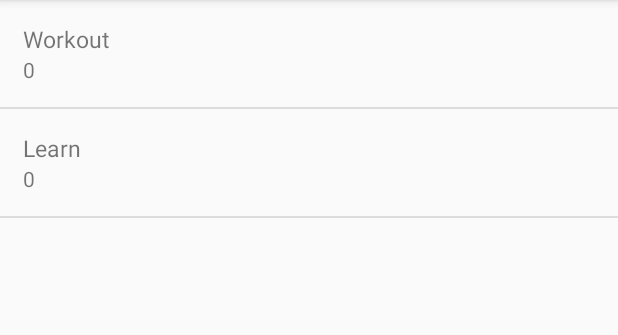
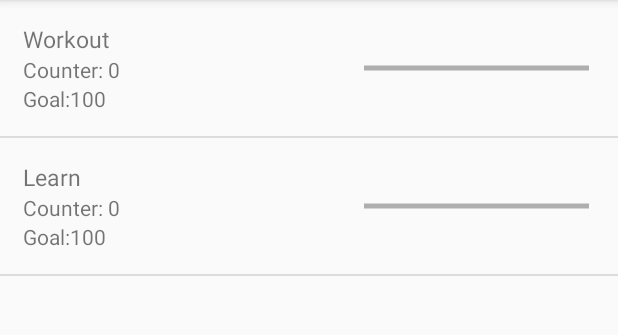
Before and after one commit to sebastianpawlaczyk/HabitsApp, an Android app: the screen it shows after launch (SecondActivity), in the side drawer, after a tap on "Statistics", on a phone screen of 412 x 824 dp, the part 84-419 px from its top. Run offline under Robolectric (Android 15) with nearby library versions, the phone set to English and light mode, and no system bars.

Commit message:
working version with statistics and removing habits

```diff
--- a/app/src/main/java/com/example/seba/habitsapp/DBHelper.kt
+++ b/app/src/main/java/com/example/seba/habitsapp/DBHelper.kt
@@ -17,10 +17,11 @@ class DBHelper (context: Context):SQLiteOpenHelper(context, DATABASE_NAME, null,
     private val COL_DESC = "Desc"
     private val COL_PHOTO = "Photo"
     private val COL_COUNTER = "Counter"
+    private val COL_GOAL = "Goal"
 
     override fun onCreate(db: SQLiteDatabase?) {
         val CREATE_TABLE_QUERY = ("CREATE TABLE $TABLE_NAME ($COL_TITLE TEXT, $COL_DESC TEXT, " +
-                "$COL_PHOTO INTEGER, $COL_COUNTER INTEGER)")
+                "$COL_PHOTO INTEGER, $COL_COUNTER INTEGER, $COL_GOAL INTEGER)")
         db!!.execSQL(CREATE_TABLE_QUERY)
     }
 
@@ -44,6 +45,7 @@ class DBHelper (context: Context):SQLiteOpenHelper(context, DATABASE_NAME, null,
                 habit.desc = cursor.getString(cursor.getColumnIndex(COL_DESC))
                 habit.photo = cursor.getInt(cursor.getColumnIndex(COL_PHOTO))
                 habit.counter = cursor.getInt(cursor.getColumnIndex(COL_COUNTER))
+                habit.goal = cursor.getInt(cursor.getColumnIndex(COL_GOAL))
 
                 habitList.add(habit)
             }while (cursor.moveToNext())
@@ -53,12 +55,18 @@ class DBHelper (context: Context):SQLiteOpenHelper(context, DATABASE_NAME, null,
     }
 
     fun addHabit(habit:Model) {
+        for(habit_db in allHabits){
+            if(habit_db.title == habit.title) {
+                return
+            }
+        }
         val db = this.writableDatabase
         val values = ContentValues()
         values.put(COL_TITLE, habit.title)
         values.put(COL_DESC, habit.desc)
         values.put(COL_PHOTO, habit.photo)
         values.put(COL_COUNTER, habit.counter)
+        values.put(COL_GOAL, habit.goal)
 
         db.insert(TABLE_NAME, null, values)
         db.close()
@@ -72,6 +80,7 @@ class DBHelper (context: Context):SQLiteOpenHelper(context, DATABASE_NAME, null,
         values.put(COL_DESC, habit.desc)
         values.put(COL_PHOTO, habit.photo)
         values.put(COL_COUNTER, habit.counter)
+        values.put(COL_GOAL, habit.goal)
 
         return db.update(TABLE_NAME, values, "$COL_TITLE=?", arrayOf(habit.title.toString()))
     }
--- a/app/src/main/java/com/example/seba/habitsapp/MainActivity.kt
+++ b/app/src/main/java/com/example/seba/habitsapp/MainActivity.kt
@@ -36,9 +36,9 @@ class MainActivity : AppCompatActivity() {
         var list = mutableListOf<Model>()
 
         //add items in listview
-        db.addHabit(Model("Drink water", "Water is Your Best Friend for Life.", R.drawable.img_drop))
-        db.addHabit(Model("Workout", "Respect your body. It’s the only one you get.", R.drawable.fitenss))
-        db.addHabit(Model("Learn", "Life is a journey, not a destination.", R.drawable.learn))
+        db.addHabit(Model("Drink water", "Water is Your Best Friend for Life.", R.drawable.img_drop, 100))
+        db.addHabit(Model("Workout", "Respect your body. It’s the only one you get.", R.drawable.fitenss, 100))
+        db.addHabit(Model("Learn", "Life is a journey, not a destination.", R.drawable.learn, 100))
 
         //loop for adding all habits from db
         for(habit in db.allHabits){
@@ -60,9 +60,12 @@ class MainActivity : AppCompatActivity() {
 
                 val habit = mDialogView.edit_habit.text.toString()
                 val info = mDialogView.edit_info.text.toString()
+                val goal = mDialogView.edit_goal.text.toString().toInt()
 
-                list.add(Model(habit, info, R.drawable.question))
-                db.addHabit(Model(habit, info, R.drawable.question))
+                System.out.println("!!!!!!!!" + goal)
+
+                list.add(Model(habit, info, R.drawable.question, goal))
+                db.addHabit(Model(habit, info, R.drawable.question, goal))
                 listview.adapter = MyListAdapter(this, R.layout.row, list, db)
             }
 
--- a/app/src/main/java/com/example/seba/habitsapp/Model.kt
+++ b/app/src/main/java/com/example/seba/habitsapp/Model.kt
@@ -8,12 +8,14 @@ class Model
     var desc:String? = null
     var photo:Int = 0
     var counter: Int = 0
+    var goal: Int = 0
 
     constructor(){}
 
-    constructor(title: String, desc: String, photo: Int) {
+    constructor(title: String, desc: String, photo: Int, goal: Int) {
         this.title = title
         this.desc = desc
         this.photo = photo
+        this.goal = goal
     }
 }
--- a/app/src/main/java/com/example/seba/habitsapp/MyListAdapter.kt
+++ b/app/src/main/java/com/example/seba/habitsapp/MyListAdapter.kt
@@ -10,7 +10,7 @@ import android.widget.Button
 import android.widget.ImageView
 import android.widget.TextView
 
-class MyListAdapter(var mCtx: Context, var resource: Int, var items: List<Model>,
+class MyListAdapter(var mCtx: Context, var resource: Int, var items: MutableList<Model>,
                     var dbHelper: DBHelper)
     : ArrayAdapter<Model>(mCtx, resource, items) {
 
@@ -46,7 +46,9 @@ class MyListAdapter(var mCtx: Context, var resource: Int, var items: List<Model>
 
         button_del.setOnClickListener(){
             dbHelper.deletedHabit(items[position])
+            items.removeAt(position)
             System.out.println("Position = " + position)
+            notifyDataSetChanged()
         }
 
         return view
--- a/app/src/main/java/com/example/seba/habitsapp/SecondActivityAdapter.kt
+++ b/app/src/main/java/com/example/seba/habitsapp/SecondActivityAdapter.kt
@@ -1,19 +1,18 @@
 package com.example.seba.habitsapp
 
+import android.annotation.SuppressLint
 import android.content.Context
 import android.support.v4.widget.SwipeRefreshLayout
 import android.view.LayoutInflater
 import android.view.View
 import android.view.ViewGroup
-import android.widget.ArrayAdapter
-import android.widget.Button
-import android.widget.ImageView
-import android.widget.TextView
+import android.widget.*
 
 class SecondActivityAdapter(var mCtx: Context, var resource: Int, var items: List<Model>,
                             var dbHelper: DBHelper)
     : ArrayAdapter<Model>(mCtx, resource, items) {
 
+    @SuppressLint("SetTextI18n")
     override fun getView(position: Int, convertView: View?, parent: ViewGroup): View { dbHelper
 
         val layoutInflater: LayoutInflater = LayoutInflater.from(mCtx)
@@ -22,11 +21,18 @@ class SecondActivityAdapter(var mCtx: Context, var resource: Int, var items: Lis
 
         val textView: TextView = view.findViewById(R.id.habit_name)
         val textView1: TextView = view.findViewById(R.id.habit_counter)
+        val textView2: TextView = view.findViewById(R.id.habit_goal)
+        val pb: ProgressBar = view.findViewById(R.id.progressBar)
 
         var myItems: Model = items[position]
 
         textView.text = myItems.title
-        textView1.text = myItems.counter.toString()
+        textView1.text = "Counter: " + myItems.counter.toString()
+        textView2.text = "Goal:" + myItems.goal.toString()
+        val prog: Float = myItems.counter.toFloat() / myItems.goal.toFloat() * 100
+        val prog2: Int = prog.toInt()
+        System.out.println("PROG!!!!-> " + prog)
+        pb.setProgress(prog2)
 
         return view
     }
--- a/app/src/main/res/layout/layout_dialog.xml
+++ b/app/src/main/res/layout/layout_dialog.xml
@@ -14,6 +14,14 @@
     <EditText
         android:hint="Some information"
         android:id="@+id/edit_info"
+        android:layout_width="match_parent"
+        android:layout_height="wrap_content"
+        android:layout_below="@+id/edit_habit"
+        android:layout_alignParentStart="true"/>
+
+    <EditText
+        android:hint="Enter goal"
+        android:id="@+id/edit_goal"
         android:layout_width="match_parent"
         android:layout_height="wrap_content"
         android:layout_below="@+id/edit_habit"
--- a/app/src/main/res/layout/row_second.xml
+++ b/app/src/main/res/layout/row_second.xml
@@ -25,6 +25,18 @@
             android:layout_width="match_parent"
             android:layout_height="wrap_content"
             android:text="Description" />
+
+        <TextView
+            android:id="@+id/habit_goal"
+            android:layout_width="match_parent"
+            android:layout_height="wrap_content"
+            android:text="Goal" />
     </LinearLayout>
 
+        <ProgressBar
+            android:id="@+id/progressBar"
+            android:layout_width="150dp"
+            android:layout_height="match_parent"
+            style="@android:style/Widget.Holo.Light.ProgressBar.Horizontal"/>
+
 </LinearLayout>
```
Also changed, not shown: app/src/main/java/com/example/seba/habitsapp/SecondActivity.kt (line endings or trailing spaces).
